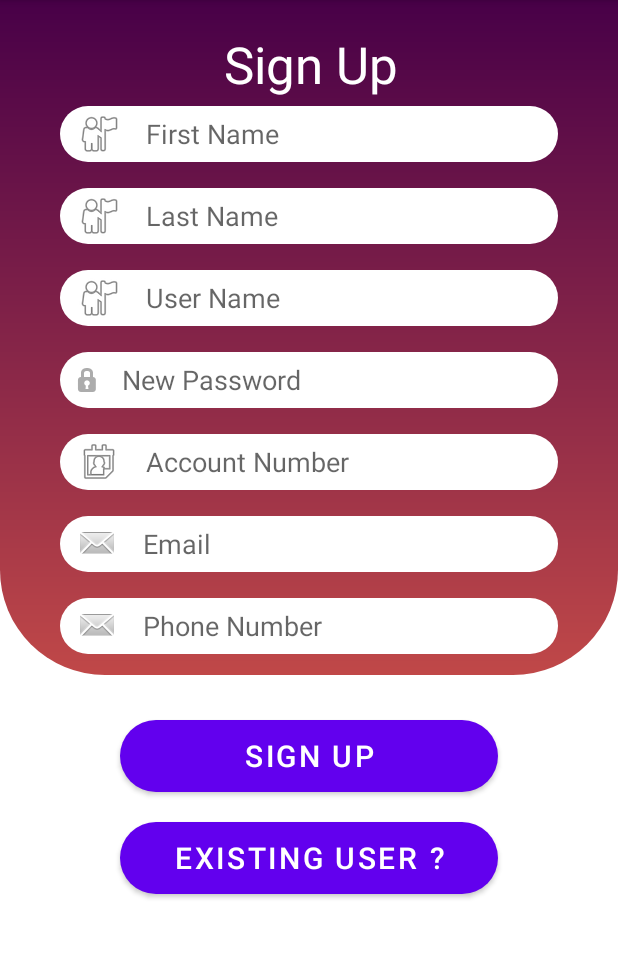
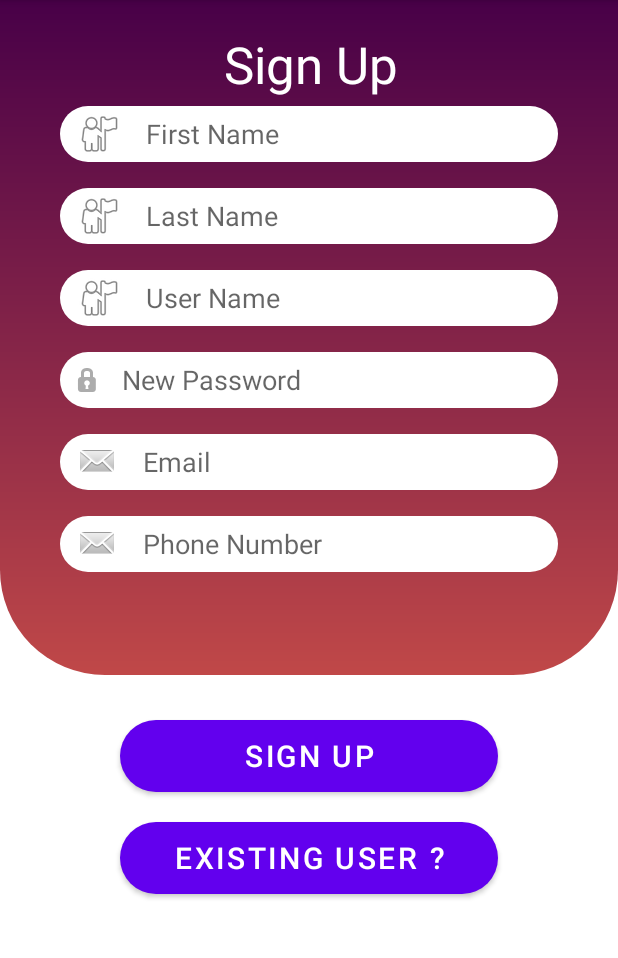
Before and after one commit to Sundaram-sharma/JustInTimeFinance, an Android app: the screen it shows after launch (SignUp), after a tap on "SIGN UP", on a phone screen of 412 x 824 dp, the part 84-1042 px from its top. Run offline under Robolectric (Android 15) with nearby library versions, the phone set to English and light mode, and no system bars.

Commit message:
Removed Account number in signup and menu changes

```diff
--- a/app/src/main/java/com/appforall/justintimefinance/MainActivity.java
+++ b/app/src/main/java/com/appforall/justintimefinance/MainActivity.java
@@ -1,7 +1,7 @@
 package com.appforall.justintimefinance;
 import com.appforall.justintimefinance.MenuActions.Registration.*;
 import com.appforall.justintimefinance.MenuActions.*;
-import com.appforall.justintimefinance.*;
+
 import androidx.annotation.NonNull;
 import androidx.appcompat.app.ActionBarDrawerToggle;
 import androidx.appcompat.app.AppCompatActivity;
@@ -46,14 +46,12 @@ public class MainActivity extends AppCompatActivity {
                 int id = item.getItemId();
                 if (id == R.id.menu_my_account) {
                     fragment = new MyAccount();
-                } else if (id == R.id.menu_e_transfer) {
-                    fragment = new ETransfer();
                 } else if (id == R.id.menu_fund_transfer) {
                     fragment = new FundTransfer(); // checking for different fragments
                 } else if (id == R.id.menu_transactions) {
                     fragment = new Transactions(); // checking for different fragments
                 } else if (id == R.id.menu_activate_card) {
-                    fragment = new ActivateCard(); // checking for different fragments
+                    fragment = new RegisterCard(); // checking for different fragments
                 } else if (id == R.id.logout) {
                     Intent intnt = new Intent(getApplicationContext(), Login.class); //move from this activity to mainactivity
                     startActivity(intnt); //start the new activity
--- a/app/src/main/java/com/appforall/justintimefinance/MenuActions/Registration/SignUp.java
+++ b/app/src/main/java/com/appforall/justintimefinance/MenuActions/Registration/SignUp.java
@@ -29,7 +29,6 @@ public class SignUp extends AppCompatActivity {
         username = (EditText)findViewById(R.id.username);
         password = (EditText)findViewById(R.id.password);
 //        confirmpassword = (EditText)findViewById(R.id.confirmpassword);
-        accountnumber = (EditText) findViewById(R.id.accountnumber);
         email = (EditText)findViewById(R.id.email);
         phonenumber = (EditText)findViewById(R.id.phonenumber);
 
@@ -46,15 +45,14 @@ public class SignUp extends AppCompatActivity {
                 String susername = username.getText().toString();
                 String spassword = password.getText().toString();
 //                String sconfirmpassword = confirmpassword.getText().toString();
-                String saccountnumber = accountnumber.getText().toString();
                 String semail = email.getText().toString();
                 String sphonenumber = phonenumber.getText().toString();
                 User user = new User(sfirstname ,lastname.getText().toString(),
                         susername, spassword,
-                        saccountnumber, semail,
+                         semail,
                         sphonenumber);
 
-                if(sfirstname.equals("") || susername.equals("") || spassword.equals("") || saccountnumber.equals("") || semail.equals("") || sphonenumber.equals("")){
+                if(sfirstname.equals("") || susername.equals("") || spassword.equals("")  || semail.equals("") || sphonenumber.equals("")){
                     Toast.makeText(SignUp.this, "Please fill all the details", Toast.LENGTH_LONG).show();
                 }
                 else {
--- a/app/src/main/java/com/appforall/justintimefinance/RecyclerAdaptor/Model/User.java
+++ b/app/src/main/java/com/appforall/justintimefinance/RecyclerAdaptor/Model/User.java
@@ -6,7 +6,6 @@ public class User {
     private String lastname;
     private String username;
     private String password;
-    private String accountnumber;
     private String email;
     private String phonenumber;
 
@@ -14,12 +13,11 @@ public class User {
 
     }
 
-    public User(String firstname, String lastname, String username, String password, String accountnumber, String email, String phonenumber) {
+    public User(String firstname, String lastname, String username, String password, String email, String phonenumber) {
         this.setFirstname(firstname);
         this.setLastname(lastname);
         this.setUsername(username);
         this.setPassword(password);
-        this.setAccountnumber(accountnumber);
         this.setEmail(email);
         this.setPhonenumber(phonenumber);
     }
@@ -64,14 +62,6 @@ public class User {
         this.password = password;
     }
 
-    public String getAccountnumber() {
-        return accountnumber;
-    }
-
-    public void setAccountnumber(String accountnumber) {
-        this.accountnumber = accountnumber;
-    }
-
     public String getEmail() {
         return email;
     }
--- a/app/src/main/java/com/appforall/justintimefinance/db/DatabaseHandler.java
+++ b/app/src/main/java/com/appforall/justintimefinance/db/DatabaseHandler.java
@@ -71,7 +71,6 @@ public class DatabaseHandler extends SQLiteOpenHelper {
         values.put("lastname", user.getLastname());
         values.put("username", user.getUsername());
         values.put("password", user.getPassword());
-        values.put("accountnumber", user.getAccountnumber());
         values.put("email", user.getEmail());
         values.put("phonenumber", user.getPhonenumber());
 
--- a/app/src/main/java/com/appforall/justintimefinance/db/Schema.java
+++ b/app/src/main/java/com/appforall/justintimefinance/db/Schema.java
@@ -11,7 +11,7 @@ public class Schema {
     public void ConfigInstaller(SQLiteDatabase db)
     {
         Log.i("info:", "to create table");
-        String query = "create table IF NOT EXISTS cv_user(id integer primary key autoincrement, firstname varchar(255), lastname varchar(255), username varchar(255), password varchar(255), accountnumber text, email text,  phonenumber text)";
+        String query = "create table IF NOT EXISTS cv_user(id integer primary key autoincrement, firstname varchar(255), lastname varchar(255), username varchar(255), password varchar(255), email text,  phonenumber text)";
         Log.i("schema:", query);
         db.execSQL(query);
         query = "create table IF NOT EXISTS cv_card(id integer primary key autoincrement, bankname varchar(255), accountnumber varchar(255), expirydate varchar(255), cvv varchar(255))";
--- a/app/src/main/res/layout/activity_fund_transfer.xml
+++ b/app/src/main/res/layout/activity_fund_transfer.xml
@@ -3,7 +3,7 @@
     xmlns:tools="http://schemas.android.com/tools"
     android:layout_width="match_parent"
     android:layout_height="match_parent"
-    tools:context=".FundTransfer">
+    tools:context=".MenuActions.FundTransfer">
 
     <TextView
         android:layout_width="match_parent"
--- a/app/src/main/res/layout/activity_main.xml
+++ b/app/src/main/res/layout/activity_main.xml
@@ -52,8 +52,11 @@
         android:layout_width="wrap_content"
         android:layout_height="match_parent"
         android:id="@+id/nav_view"
+        android:textSize="30dp"
         app:itemTextColor="@color/black"
         app:itemIconTint="@color/black"
+        app:elevation="10px"
+        app:shapeAppearanceOverlay="@color/purple_200"
         app:menu="@menu/activity_menu"
         android:layout_gravity="start" />
 
--- a/app/src/main/res/layout/activity_my_account.xml
+++ b/app/src/main/res/layout/activity_my_account.xml
@@ -3,7 +3,7 @@
     xmlns:tools="http://schemas.android.com/tools"
     android:layout_width="match_parent"
     android:layout_height="match_parent"
-    tools:context=".MenuActions.Transactions">
+    tools:context=".MenuActions.MyAccount">
     <RelativeLayout
         android:layout_width="match_parent"
         android:layout_height="760dp"
--- a/app/src/main/res/layout/activity_etransfer.xml
+++ b/app/src/main/res/layout/activity_register_card.xml
@@ -3,7 +3,7 @@
     xmlns:tools="http://schemas.android.com/tools"
     android:layout_width="match_parent"
     android:layout_height="match_parent"
-    tools:context=".ETransfer">
+    tools:context=".MenuActions.RegisterCard">
 
     <TextView
         android:layout_width="match_parent"
--- a/app/src/main/res/layout/activity_sign_up.xml
+++ b/app/src/main/res/layout/activity_sign_up.xml
@@ -115,23 +115,6 @@
 <!--            android:textColor="@color/customWhite" />-->
 
         <EditText
-            android:id="@+id/accountnumber"
-            android:layout_width="match_parent"
-            android:layout_height="37dp"
-            android:layout_marginStart="40dp"
-            android:layout_marginTop="5dp"
-            android:layout_marginEnd="40dp"
-            android:layout_marginBottom="12dp"
-            android:background="@drawable/button_bg"
-            android:drawableLeft="@android:drawable/ic_menu_my_calendar"
-            android:drawablePadding="15dp"
-            android:ems="10"
-            android:hint="Account Number"
-            android:inputType="textPersonName"
-            android:paddingHorizontal="10dp"
-            android:textColor="@color/customWhite" />
-
-        <EditText
             android:id="@+id/email"
             android:layout_width="match_parent"
             android:layout_height="37dp"
```
Also changed, not shown: app/src/main/java/com/appforall/justintimefinance/MenuActions/ActivateCard.java (deleted, +0 -22 lines), app/src/main/java/com/appforall/justintimefinance/MenuActions/RegisterCard.java (renamed from app/src/main/java/com/appforall/justintimefinance/MenuActions/ETransfer.java, +5 -3 lines), app/src/main/java/com/appforall/justintimefinance/MenuActions/Registration/Logout.java (deleted, +0 -22 lines), app/src/main/res/layout/activity_activate_card.xml (deleted, +0 -13 lines), app/src/main/res/layout/activity_logout.xml (deleted, +0 -13 lines), app/src/main/res/menu/activity_menu.xml (+23 -6 lines).
